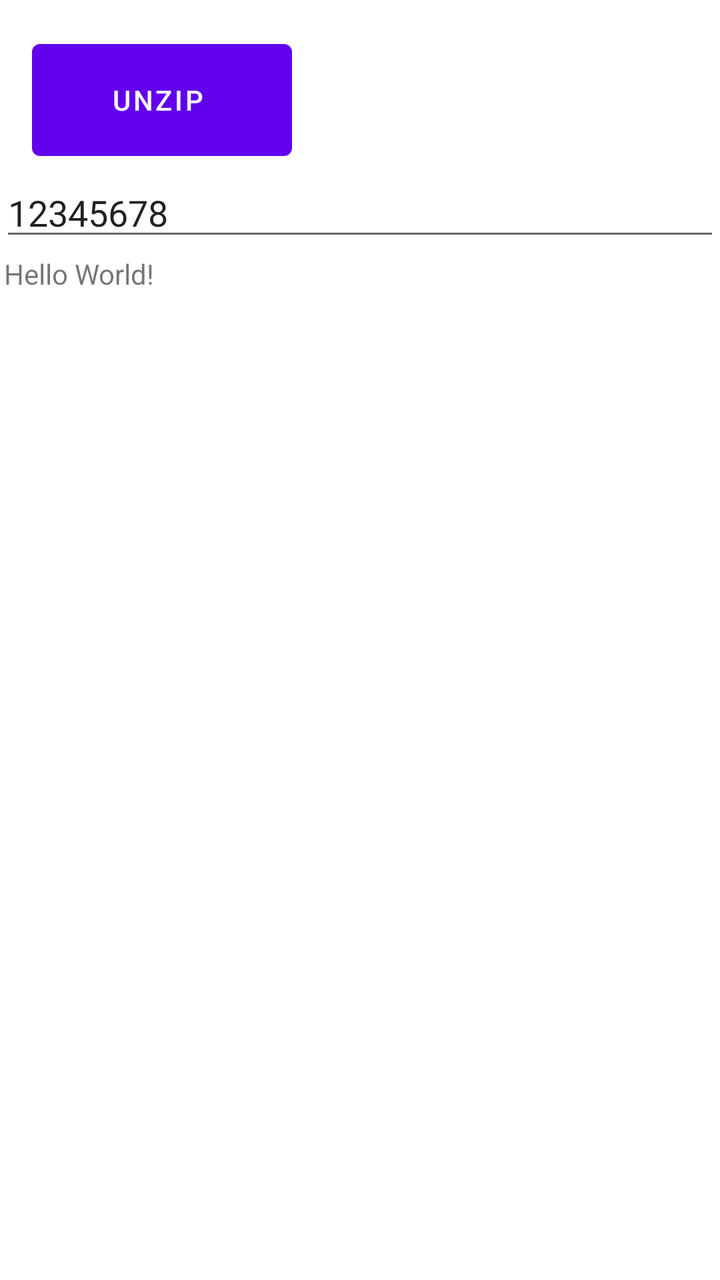
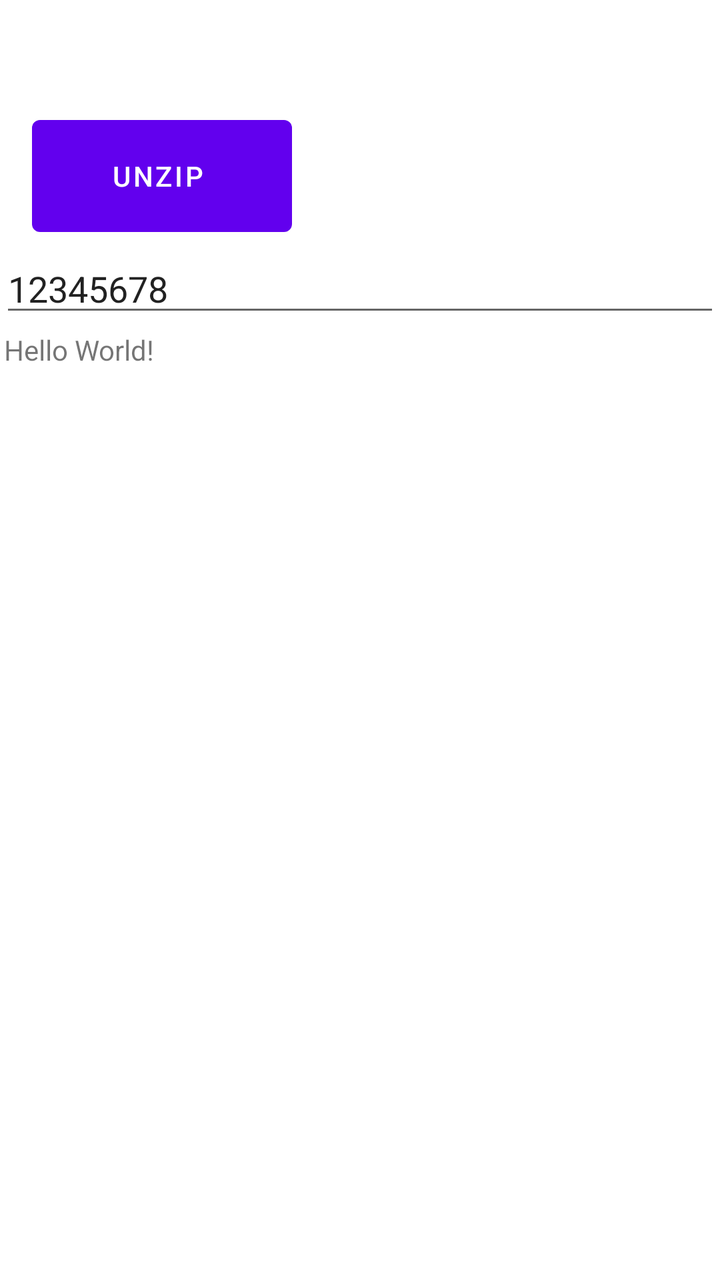

Compare the two renders of this Android layout. The source of the first and the diff that turns it into the second are given below.
<!-- AndroidManifest.xml: application theme Theme.unzipandro -->
<!-- res/layout/activity_main.xml -->
<?xml version="1.0" encoding="utf-8"?>
<androidx.constraintlayout.widget.ConstraintLayout xmlns:android="http://schemas.android.com/apk/res/android"
    xmlns:app="http://schemas.android.com/apk/res-auto"
    xmlns:tools="http://schemas.android.com/tools"
    android:layout_width="match_parent"
    android:layout_height="match_parent"
    tools:context=".MainActivity">

    <ScrollView
        android:layout_width="match_parent"
        android:layout_height="match_parent"
        tools:layout_editor_absoluteX="8dp"
        tools:layout_editor_absoluteY="24dp">

        <LinearLayout
            android:layout_width="match_parent"
            android:layout_height="wrap_content"
            android:orientation="vertical">

            <Button
                android:id="@+id/button"
                android:layout_width="130dp"
                android:layout_height="68dp"
                android:layout_marginStart="16dp"
                android:layout_marginLeft="16dp"
                android:layout_marginTop="16dp"
                android:layout_marginEnd="16dp"
                android:layout_marginRight="16dp"
                android:text="Unzip "
                app:layout_constraintBottom_toTopOf="@+id/sample_text"
                app:layout_constraintEnd_toEndOf="parent"
                app:layout_constraintStart_toStartOf="parent"
                app:layout_constraintTop_toTopOf="parent" />

            <EditText
                android:id="@+id/passwd"
                android:layout_width="match_parent"
                android:layout_height="wrap_content"
                android:ems="10"
                android:inputType="text"
                android:text="@string/the_password" />

            <TextView
                android:id="@+id/sample_text"
                android:layout_width="match_parent"
                android:layout_height="wrap_content"
                android:layout_margin="2dp"
                android:text="@string/hello_world" />

            <RadioGroup
                android:id="@+id/radio"
                android:layout_width="match_parent"
                android:layout_height="match_parent"
                android:isScrollContainer="true"
                android:scrollbarAlwaysDrawVerticalTrack="true"
                android:scrollbarStyle="insideInset"
                android:scrollbars="vertical"
                android:verticalScrollbarPosition="defaultPosition" />
        </LinearLayout>
    </ScrollView>

</androidx.constraintlayout.widget.ConstraintLayout>
<!-- resources referenced by this layout -->
<resources>
  <string name="hello_world">Hello World!</string>
  <string name="the_password">12345678</string>
  <style name="Theme.unzipandro" parent="Theme.MaterialComponents.DayNight.DarkActionBar">
          
          <item name="colorPrimary">@color/purple_500</item>
          <item name="colorPrimaryVariant">@color/purple_700</item>
          <item name="colorOnPrimary">@color/white</item>
          
          <item name="colorSecondary">@color/teal_200</item>
          <item name="colorSecondaryVariant">@color/teal_700</item>
          <item name="colorOnSecondary">@color/black</item>
          
          <item name="android:statusBarColor" tools:targetApi="21">?attr/colorPrimaryVariant</item>
          
      </style>
  <color name="purple_500">#FF6200EE</color>
  <color name="purple_700">#FF3700B3</color>
  <color name="white">#FFFFFFFF</color>
  <color name="teal_200">#FF03DAC5</color>
  <color name="teal_700">#FF018786</color>
  <color name="black">#FF000000</color>
</resources>

<!-- the commit's change to res/layout/activity_main.xml (unified diff, before → after) -->
@@ -16,6 +16,10 @@
             android:layout_width="match_parent"
             android:layout_height="wrap_content"
             android:orientation="vertical">
+
+            <Space
+                android:layout_width="match_parent"
+                android:layout_height="38dp" />
 
             <Button
                 android:id="@+id/button"
